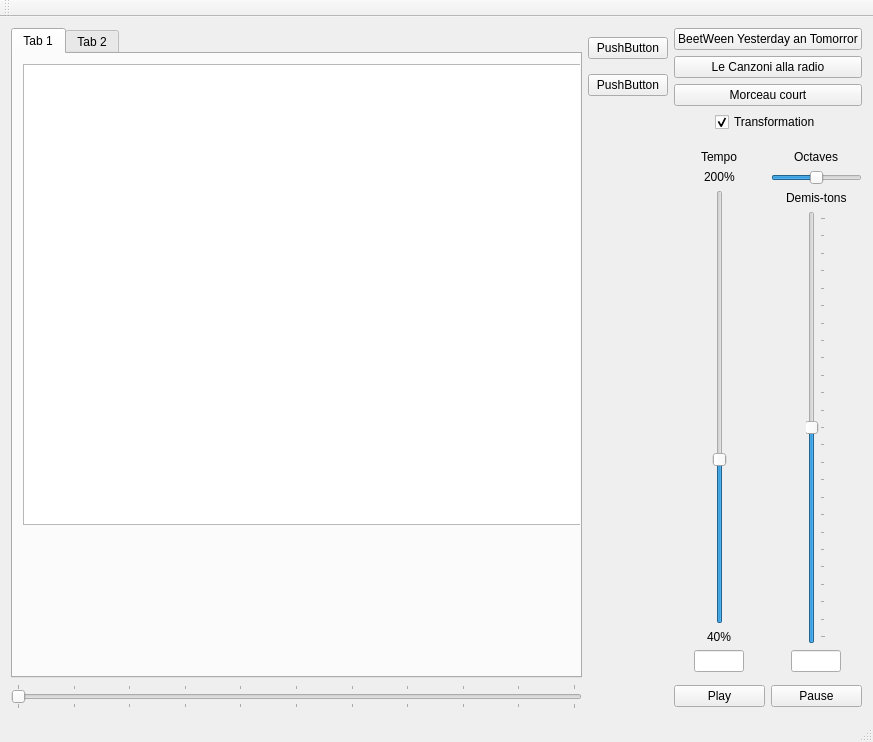
This is mainwindow.ui in Gai-Luron/MusicPraticeOHLC as Qt 5 draws it before an edit. The edited form follows.
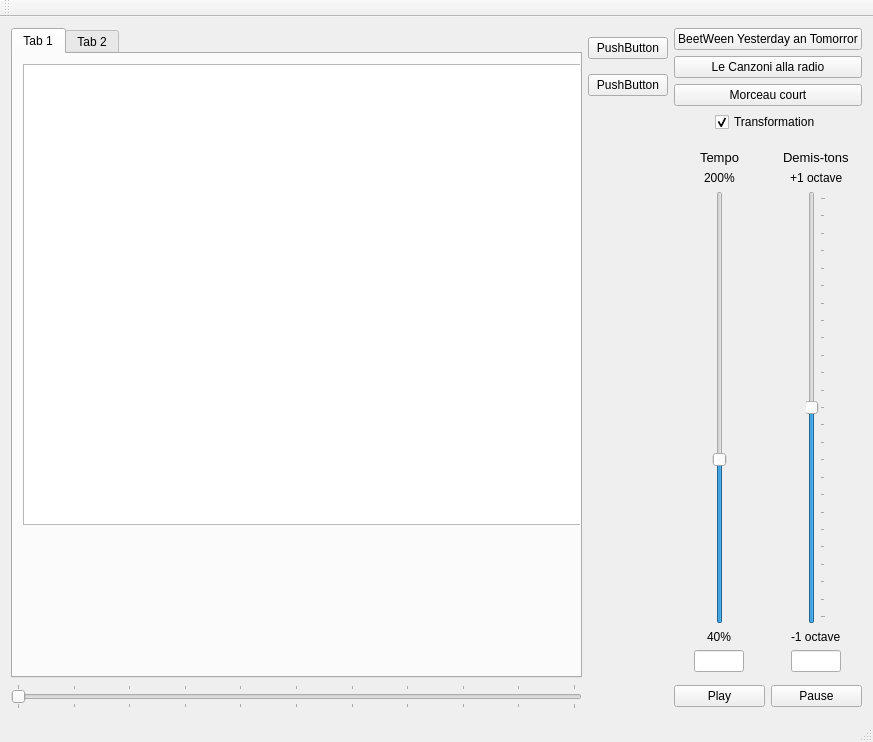
This is the edited form.

Commit message: Navigate into audio file with slider audio read position

Diff of the .ui file:
```diff
--- a/mainwindow.ui
+++ b/mainwindow.ui
@@ -109,6 +109,11 @@
               <verstretch>0</verstretch>
              </sizepolicy>
             </property>
+            <property name="font">
+             <font>
+              <pointsize>10</pointsize>
+             </font>
+            </property>
             <property name="text">
              <string>Tempo</string>
             </property>
@@ -185,45 +190,25 @@
         </item>
         <item>
          <layout class="QVBoxLayout" name="verticalLayout_2">
-          <item alignment="Qt::AlignHCenter">
-           <widget class="QLabel" name="label">
-            <property name="sizePolicy">
-             <sizepolicy hsizetype="Minimum" vsizetype="Preferred">
-              <horstretch>0</horstretch>
-              <verstretch>0</verstretch>
-             </sizepolicy>
-            </property>
-            <property name="text">
-             <string>Octaves</string>
-            </property>
-           </widget>
-          </item>
-          <item>
-           <widget class="QSlider" name="horizontalSlider">
-            <property name="sizePolicy">
-             <sizepolicy hsizetype="Minimum" vsizetype="Fixed">
-              <horstretch>0</horstretch>
-              <verstretch>0</verstretch>
-             </sizepolicy>
-            </property>
-            <property name="minimum">
-             <number>-1</number>
-            </property>
-            <property name="maximum">
-             <number>1</number>
-            </property>
-            <property name="orientation">
-             <enum>Qt::Horizontal</enum>
-            </property>
-           </widget>
-          </item>
           <item alignment="Qt::AlignHCenter">
            <widget class="QLabel" name="label_2">
+            <property name="font">
+             <font>
+              <pointsize>10</pointsize>
+             </font>
+            </property>
             <property name="text">
              <string>Demis-tons</string>
             </property>
            </widget>
           </item>
+          <item alignment="Qt::AlignHCenter">
+           <widget class="QLabel" name="label_7">
+            <property name="text">
+             <string>+1 octave</string>
+            </property>
+           </widget>
+          </item>
           <item alignment="Qt::AlignHCenter">
            <widget class="QSlider" name="sliderPitch">
             <property name="minimum">
@@ -240,6 +225,13 @@
             </property>
            </widget>
           </item>
+          <item alignment="Qt::AlignHCenter">
+           <widget class="QLabel" name="label_6">
+            <property name="text">
+             <string>-1 octave</string>
+            </property>
+           </widget>
+          </item>
           <item alignment="Qt::AlignHCenter">
            <widget class="QLineEdit" name="valueSemiTone">
             <property name="minimumSize">
```
The commit also changes 5 other files.
